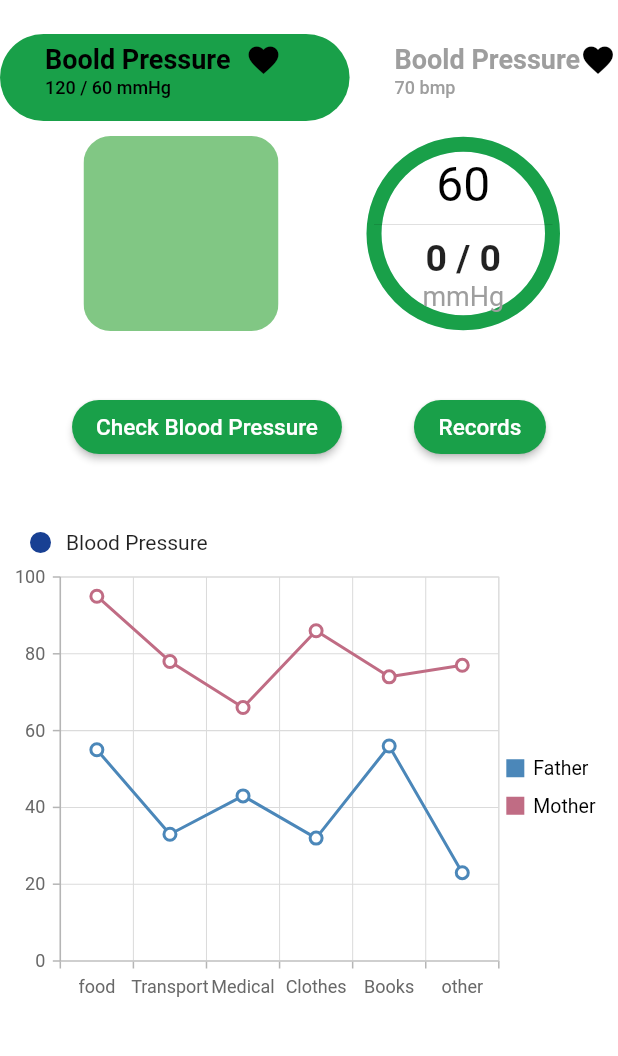
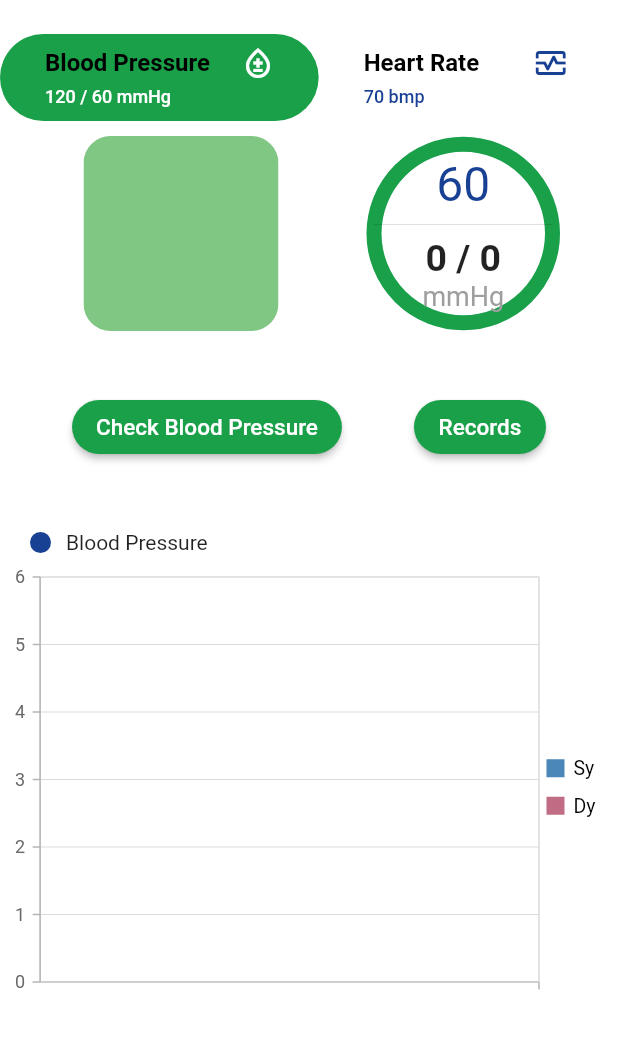
Before and after one commit to Dev-MuradAbed/medical_assistant, a Flutter app: the HomeScan screen opened directly, on a phone screen of 412 x 824 dp, the part 71-1127 px from its top. Run offline on Flutter 3.47's test engine with Material 2 defaults, Android fonts, the phone set to English and light mode, and no system bars; our stand-ins replace bubble_tab_indicator, camera, carousel_slider, cloud_firestore, curved_navigation_bar, date_picker_timeline and 19 more; missing offline and left inert: flutter_polyline_points; accounts and stored records are empty; project files that could hold a hidden picture were left out.

Commit message:
commit ui blood

```diff
--- a/lib/boold.dart
+++ b/lib/boold.dart
@@ -51,7 +51,7 @@ class HomeRateView extends State<BloodRate> with SingleTickerProviderStateMixin,
   void initState() {
 //CameraImage late
     super.initState();
-    _chartData=getChartData();
+   ;
     _tooltipBehavior=TooltipBehavior(enable: true);
     Provider.of<ResultProvider>(context, listen: false).getRecord();
     _animationController =
@@ -99,19 +99,7 @@ class HomeRateView extends State<BloodRate> with SingleTickerProviderStateMixin,
       });
     }
   }
-  late List<ExpenseDta> _chartData;
   late TooltipBehavior  _tooltipBehavior;
-List<ExpenseDta>getChartData(){
-    final List<ExpenseDta> data = [
-      ExpenseDta('food', 55, 40, 45, 48),
-      ExpenseDta('Transport', 33, 45, 54, 28),
-      ExpenseDta('Medical', 43, 23, 20, 34),
-      ExpenseDta('Clothes', 32, 54, 32, 54),
-      ExpenseDta('Books', 56, 18, 43, 55),
-      ExpenseDta('other', 23, 54, 33, 56),
-    ];
-    return data;
-}
   @override
   Widget build(BuildContext context) {
     return FutureProvider(
@@ -167,14 +155,14 @@ List<ExpenseDta>getChartData(){
                             total: 60,
                             sp: _sy,
                             dp: _di,
-                            textColor: Colors.black,
+                            textColor: blueClr,
                           )
                         ],
                       ),
                     )
                   ],
                 ),
-                SizedBox(
+                const SizedBox(
                   width: 30,
                   height: 30,
                 ),
@@ -190,7 +178,6 @@ List<ExpenseDta>getChartData(){
                             child: MaterialButton(
                               shape: RoundedRectangleBorder(
                                 borderRadius: BorderRadius.circular(30),
-
                               ),
                               child: Text(buttonText,  style: const TextStyle(
                                   color: Colors.white, fontSize: 15),
@@ -233,7 +220,7 @@ List<ExpenseDta>getChartData(){
                               }),
                         ],
                       ),
-                      SizedBox(
+                      const SizedBox(
                         height: 40,
                       ),
                       Padding(
@@ -255,20 +242,30 @@ List<ExpenseDta>getChartData(){
                     legend: Legend(isVisible: true),
                     tooltipBehavior: _tooltipBehavior,
                     series: <ChartSeries>[
-                      StackedLineSeries<ExpenseDta,String>(
-                          dataSource: _chartData,
-                          xValueMapper: (ExpenseDta exp,_)=>exp.expensesCategory,
-                          yValueMapper: (ExpenseDta exp,_)=>exp.father,
-                        name: "Father",
-                        markerSettings: MarkerSettings(isVisible: true),
+                      StackedLineSeries<ResultModel,String>(
+                          dataSource: Provider.of<ResultProvider>(context).resultList,
+                          xValueMapper: (ResultModel exp,_)=>Provider.of<ResultProvider>(context, listen: false)
+                              .resultList
+                              .length <
+                              10
+                              ? '${exp.hourTime}:${exp.munitTime}'
+                              : exp.dayDate.toString(),
+                          yValueMapper: (ResultModel exp,_)=>exp.dy,
+                        name: "Sy",
+                        markerSettings: const MarkerSettings(isVisible: true),
 
                       ),
-                      StackedLineSeries<ExpenseDta,String>(
-                          dataSource: _chartData,
-                          xValueMapper: (ExpenseDta exp,_)=>exp.expensesCategory,
-                          yValueMapper: (ExpenseDta exp,_)=>exp.mother,
-                      name: "Mother",
-                        markerSettings: MarkerSettings(isVisible: true),
+                      StackedLineSeries<ResultModel,String>(
+                          dataSource: Provider.of<ResultProvider>(context).resultList,
+                          xValueMapper: (ResultModel exp,_)=>Provider.of<ResultProvider>(context, listen: false)
+                              .resultList
+                              .length <
+                              10
+                              ? '${exp.hourTime}:${exp.munitTime}'
+                              : exp.dayDate.toString(),
+                          yValueMapper: (ResultModel exp,_)=>exp.sy,
+                      name: "Dy",
+                        markerSettings: const MarkerSettings(isVisible: true),
                       ),
                     ],
                     primaryXAxis: CategoryAxis(),
@@ -496,14 +493,3 @@ List<ExpenseDta>getChartData(){
     properties.add(DiagnosticsProperty<DateTime>('_now', _now));
   }
 }
-class ExpenseDta{
-  final String expensesCategory;
-  final num father;
-  final num mother;
-  final num son;
-  final num daughter;
-
-  ExpenseDta(this.expensesCategory, this.father, this.mother, this.son, this.daughter);
-
-
-}
--- a/lib/screen/scann_home.dart
+++ b/lib/screen/scann_home.dart
@@ -41,26 +41,28 @@ class _HomeScanState extends State<HomeScan>
                 width: MediaQuery
                     .of(context)
                     .size
-                    .width * 0.42,
+                    .width * 0.37,
                 child: Column(
-                  mainAxisAlignment: MainAxisAlignment.start,
+                  mainAxisAlignment: MainAxisAlignment.spaceAround,
                   crossAxisAlignment: CrossAxisAlignment.start,
                   children: [
                     Row(
-                      mainAxisAlignment: MainAxisAlignment.start,
-                      children: [
-                        const Text(
-                          'Boold Pressure',
+                      mainAxisAlignment: MainAxisAlignment.spaceBetween,
+                      children: const[
+                         Text(
+                          'Blood Pressure',
                           style: TextStyle(
-                            fontSize: 18,
+                            fontSize: 16,
                             fontWeight: FontWeight.bold,
+                            color: Colors.black,
                           ),
                         ),
-                        const SizedBox(width: 10),
-                        const Icon(
-                          Icons.favorite,
-                          color: Colors.black,
+                         SizedBox(width: 20),
+                         Expanded(
+                           child: Icon(
+                            Icons.bloodtype_outlined,
                         ),
+                         ),
                       ],
                     ),
                     const Text(
@@ -79,24 +81,27 @@ class _HomeScanState extends State<HomeScan>
       child: Center(
         child: Builder(builder: (context) {
           return SizedBox(
-            width: MediaQuery.of(context).size.width * 0.42,
+            width: MediaQuery.of(context).size.width * 0.37,
             child: Column(
-              mainAxisAlignment: MainAxisAlignment.start,
+              mainAxisAlignment: MainAxisAlignment.spaceAround,
               crossAxisAlignment: CrossAxisAlignment.start,
               children: [
                 Row(
-                  mainAxisAlignment: MainAxisAlignment.start,
-                  children: [
-                    const Text(
-                      'Boold Pressure',
+                  mainAxisAlignment: MainAxisAlignment.spaceBetween,
+                  children: const [
+                    Text(
+                      'Heart Rate',
                       style: TextStyle(
-                        fontSize: 18,
+                        fontSize: 16,
                         fontWeight: FontWeight.bold,
+                        color: Colors.black
                       ),
                     ),
-                    const Icon(
-                      Icons.favorite,
-                      color: Colors.black,
+                    SizedBox(width: 20),
+                    Expanded(
+                      child: Icon(
+                        Icons.monitor_heart_outlined ,
+                      ),
                     ),
                   ],
                 ),
@@ -114,24 +119,27 @@ class _HomeScanState extends State<HomeScan>
       child: Center(
         child: Builder(builder: (context) {
           return SizedBox(
-            width: MediaQuery.of(context).size.width * 0.42,
+            width: MediaQuery.of(context).size.width * 0.37,
             child: Column(
-              mainAxisAlignment: MainAxisAlignment.start,
+              mainAxisAlignment: MainAxisAlignment.spaceAround,
               crossAxisAlignment: CrossAxisAlignment.start,
               children: [
                 Row(
-                  mainAxisAlignment: MainAxisAlignment.start,
+                  mainAxisAlignment: MainAxisAlignment.spaceBetween,
                   children:const [
                     Text(
-                      'Boold Pressure',
+                      'Medical Record',
                       style: TextStyle(
-                        fontSize: 18,
+                        fontSize: 16,
                         fontWeight: FontWeight.bold,
+                        color: Colors.black
                       ),
                     ),
-                    Icon(
-                      Icons.favorite,
-                      color: Colors.black,
+                    SizedBox(width: 20),
+                    Expanded(
+                      child: Icon(
+                        Icons.topic_outlined,
+                      ),
                     ),
                   ],
                 ),
@@ -170,12 +178,12 @@ class _HomeScanState extends State<HomeScan>
             controller: _tabController,
             tabs: tabs,
             indicatorColor: greenClr,
-            labelColor: Colors.black,
-            unselectedLabelColor: Colors.grey,
+            labelColor: Colors.white,
+            unselectedLabelColor: blueClr,
             isScrollable: true,
             indicator: BoxDecoration(
               shape: BoxShape.rectangle,
-              borderRadius: BorderRadius.circular(50),
+              borderRadius: BorderRadius.circular(30),
               color: greenClr,
             ),
           ),
--- a/lib/widgets/list_rate.dart
+++ b/lib/widgets/list_rate.dart
@@ -20,7 +20,7 @@ class ListRate extends StatelessWidget {
         child: ListTile(
           leading: const Icon(Icons.timer_outlined,color: greenClr,),
 
-          trailing:  Icon(model.heartRate==null?Icons.monitor_heart_rounded:Icons.favorite,color: greenClr,),
+          trailing:  Icon(model.heartRate==null?Icons.bloodtype_outlined:Icons.monitor_heart_outlined,color: greenClr,),
           title:  Padding(
             padding:   const EdgeInsets.only(bottom: 10),
             child:  Text('${model.dayDate} ,${model.monthDate} ,${model.yearTime} ${model.hourTime}:${model.munitTime}'),
```
